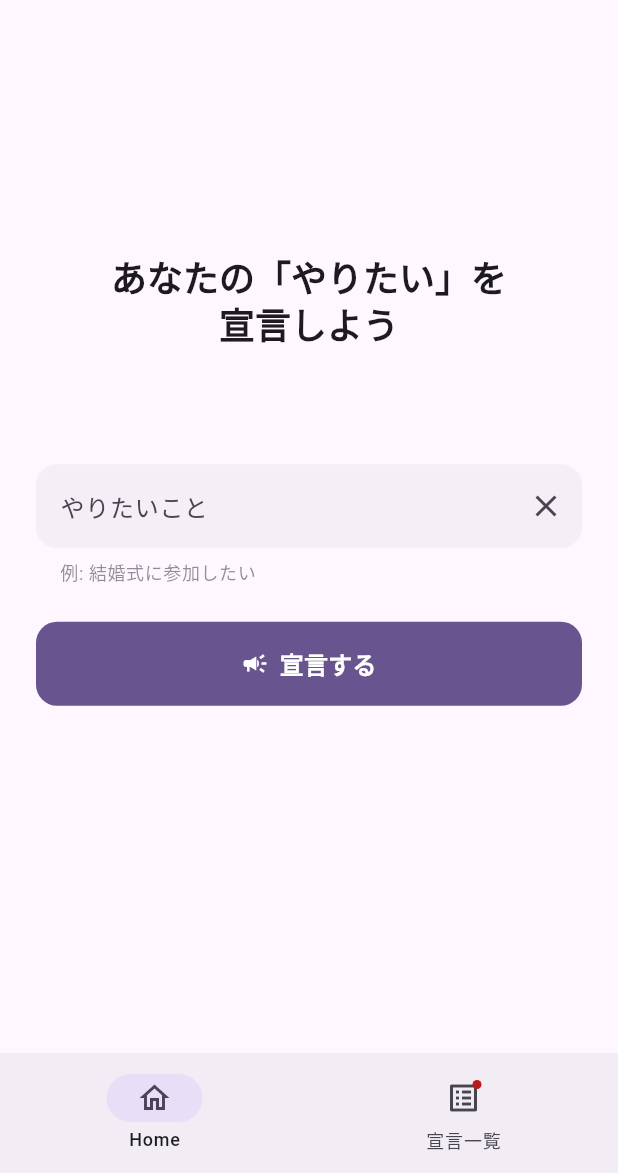
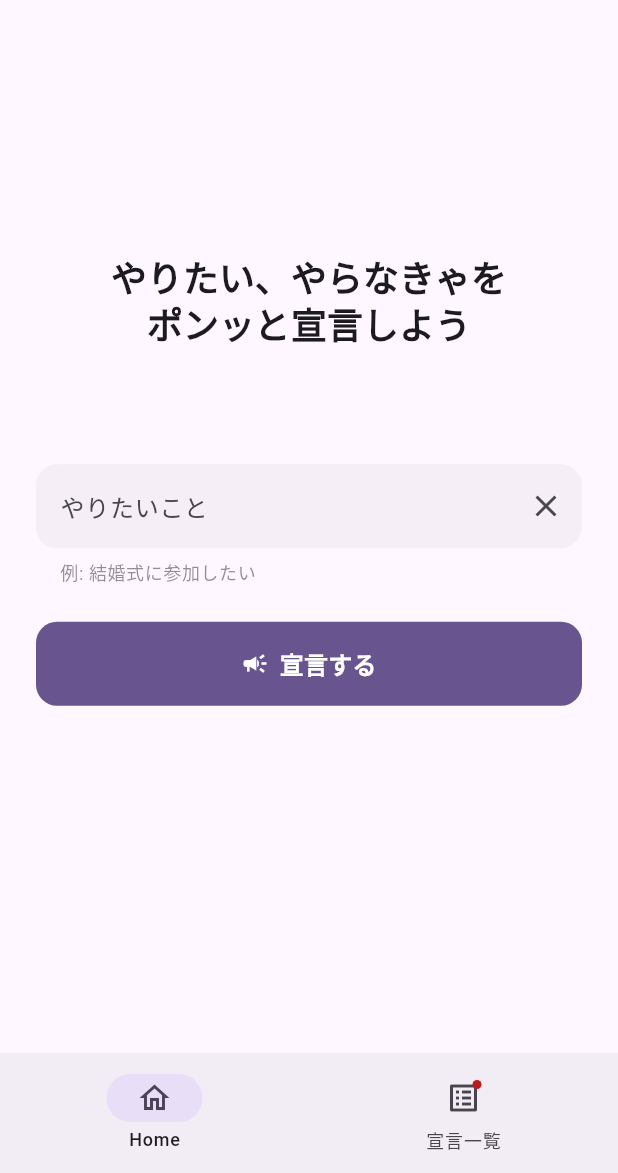
Before and after one commit to 8mitsuboy/Declara, a Flutter app: the screen it shows after launch, on a phone screen of 412 x 824 dp, the part 63-1236 px from its top. Run offline on Flutter 3.47's test engine with Material 3 defaults, Android fonts, the phone set to English and light mode, and no system bars; our stand-ins replace confetti, dio, drift, drift_flutter, flutter_dotenv, flutter_hooks and 3 more; accounts and stored records are empty; generated files the repository leaves out were written again.

Commit message:
文言修正

```diff
--- a/lib/pages/create_declaration_page/create_declaration_page.dart
+++ b/lib/pages/create_declaration_page/create_declaration_page.dart
@@ -27,9 +27,9 @@ class CreateDeclarationPage extends HookConsumerWidget {
         PageRouteBuilder(
           pageBuilder: (context, animation, secondaryAnimation) =>
               TaskGenerationPage(
-            declarationId: declaration.id,
-            declarationTitle: userInput,
-          ),
+                declarationId: declaration.id,
+                declarationTitle: userInput,
+              ),
           transitionsBuilder: (context, animation, secondaryAnimation, child) {
             return FadeTransition(
               opacity: CurvedAnimation(
@@ -37,13 +37,13 @@ class CreateDeclarationPage extends HookConsumerWidget {
                 curve: Curves.easeOut,
               ),
               child: SlideTransition(
-                position: Tween<Offset>(
-                  begin: const Offset(0, 0.05),
-                  end: Offset.zero,
-                ).animate(CurvedAnimation(
-                  parent: animation,
-                  curve: Curves.easeOut,
-                )),
+                position:
+                    Tween<Offset>(
+                      begin: const Offset(0, 0.05),
+                      end: Offset.zero,
+                    ).animate(
+                      CurvedAnimation(parent: animation, curve: Curves.easeOut),
+                    ),
                 child: child,
               ),
             );
@@ -68,7 +68,7 @@ class CreateDeclarationPage extends HookConsumerWidget {
           children: [
             const Spacer(flex: 2),
             Text(
-              'あなたの「やりたい」を\n宣言しよう',
+              'やりたい、やらなきゃを\nポンッと宣言しよう',
               textAlign: TextAlign.center,
               style: theme.textTheme.headlineSmall?.copyWith(
                 fontWeight: FontWeight.bold,
```
